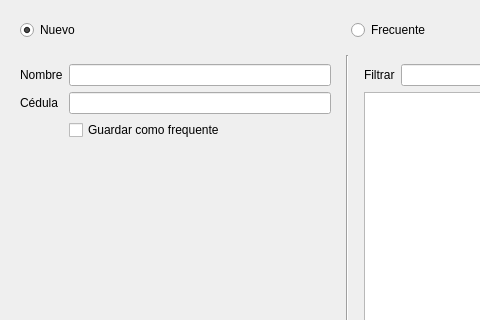
Above: romano/ui/add_driver.ui from elshaka/Romano before the change; both pictures show x 0 to 480 and y 0 to 320 of the 695 by 482 pixel window. Below: the same form after it.
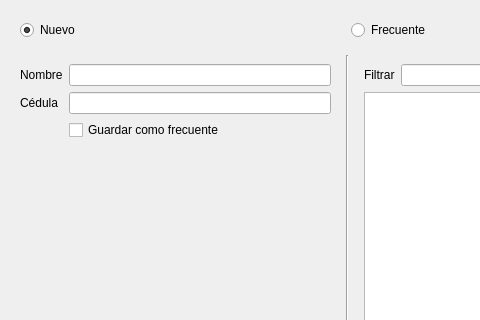
That is the form after the change.

Commit message: Fixed typo in add driver/truck/carrier dialogs

Diff of the .ui file:
```diff
--- a/romano/ui/add_driver.ui
+++ b/romano/ui/add_driver.ui
@@ -71,7 +71,7 @@
         <item row="2" column="1">
          <widget class="QCheckBox" name="saveAsFrequentBox">
           <property name="text">
-           <string>Guardar como frequente</string>
+           <string>Guardar como frecuente</string>
           </property>
          </widget>
         </item>
```
The commit also changes 5 other files.
